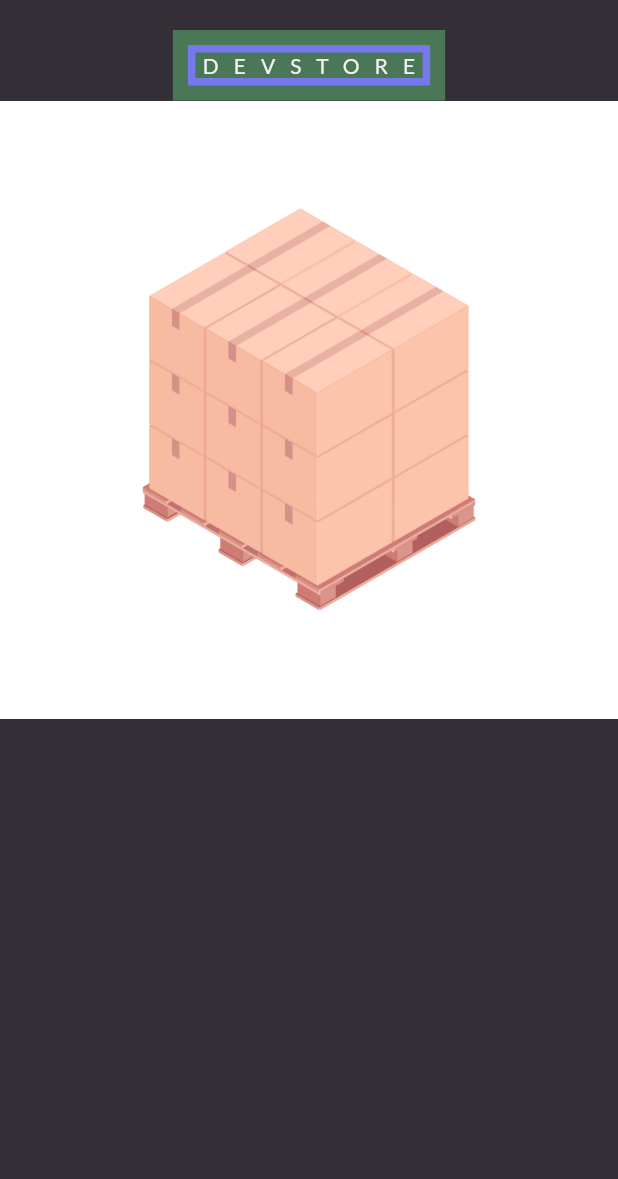
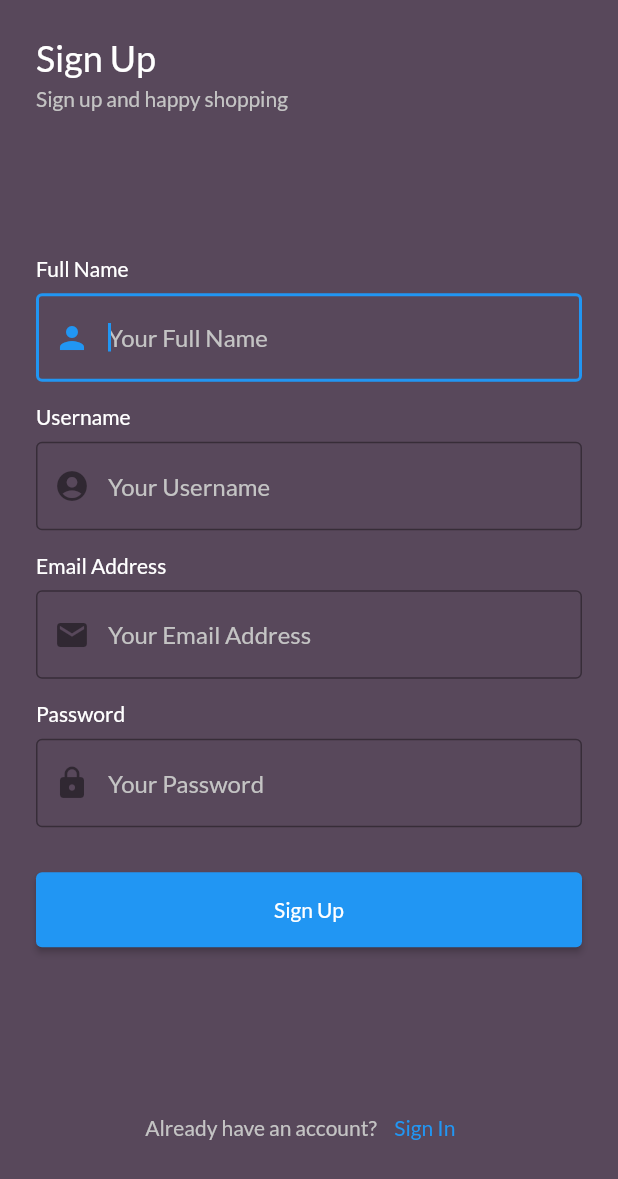
Before and after one commit to ndaday/devstore-frontend, a Flutter app: the screen it shows after launch, on a phone screen of 412 x 824 dp. Shown: the top 1179 px of the screen. Run offline on Flutter 3.47's test engine with Material 2 defaults, Android fonts, the phone set to English and light mode, and no system bars; our stand-ins replace google_fonts.

Commit message:
Add Sign In and Sign Up page

```diff
--- a/lib/main.dart
+++ b/lib/main.dart
@@ -1,5 +1,8 @@
+import 'package:devstore/pages/signin_page.dart';
+import 'package:devstore/pages/signup_page.dart';
 import 'package:devstore/pages/splash_page.dart';
 import 'package:flutter/material.dart';
+import 'package:google_fonts/google_fonts.dart';
 
 void main() {
   runApp(MyApp());
@@ -11,9 +14,13 @@ class MyApp extends StatelessWidget {
   @override
   Widget build(BuildContext context) {
     return MaterialApp(
-      debugShowCheckedModeBanner: false,
-      title: 'DevStore',
-      home: SplashPage(),
-    );
+        debugShowCheckedModeBanner: false,
+        theme: ThemeData(textTheme: GoogleFonts.latoTextTheme()),
+        title: 'DevStore',
+        routes: {
+          '/splash': (context) => SplashPage(),
+          '/sign-in': (context) => SignInPage(),
+          '/': (context) => SignUpPage(),
+        });
   }
 }
--- /dev/null
+++ b/lib/pages/signin_page.dart
@@ -0,0 +1,66 @@
+import 'package:devstore/theme.dart';
+import 'package:devstore/widget/custom_button.dart';
+import 'package:devstore/widget/footer.dart';
+import 'package:devstore/widget/form_input.dart.dart';
+import 'package:devstore/widget/header.dart';
+import 'package:flutter/material.dart';
+
+class SignInPage extends StatelessWidget {
+  const SignInPage({Key? key}) : super(key: key);
+
+  @override
+  Widget build(BuildContext context) {
+    var deviceHeight = MediaQuery.of(context).size.height;
+
+    return Scaffold(
+      backgroundColor: bgColor,
+      resizeToAvoidBottomInset: true,
+      body: SafeArea(
+        child: Container(
+          padding: paddingAll,
+          child: Column(
+            crossAxisAlignment: CrossAxisAlignment.start,
+            children: [
+              HeaderWidget(
+                titleText: 'Sign in',
+                subtitleText: 'Sign In to Continue',
+              ),
+              Spacer(),
+              FormInputWidget(
+                labelText: 'Email Address',
+                hintText: 'Your Email Address',
+                iconField: Icon(Icons.mail),
+                obscureText: false,
+                autoFocus: true,
+              ),
+              SizedBox(height: 20),
+              FormInputWidget(
+                labelText: 'Password',
+                hintText: 'Your Password',
+                iconField: Icon(Icons.lock),
+                obscureText: true,
+                autoFocus: true,
+              ),
+              SizedBox(height: 30),
+              CustomButton(
+                nameButton: 'Sign In',
+                onPressed: () {
+                  final snackBar = SnackBar(content: Text('Sign In'));
+                  ScaffoldMessenger.of(context).showSnackBar(snackBar);
+                },
+              ),
+              Spacer(),
+              FooterWidget(
+                footerText: 'Dont have an account?',
+                buttonText: 'Sign Up',
+                onPressed: () {
+                  Navigator.pop(context);
+                },
+              ),
+            ],
+          ),
+        ),
+      ),
+    );
+  }
+}
--- a/lib/pages/signup_page.dart
+++ b/lib/pages/signup_page.dart
@@ -0,0 +1,85 @@
+import 'package:devstore/theme.dart';
+import 'package:devstore/widget/custom_button.dart';
+import 'package:devstore/widget/footer.dart';
+import 'package:devstore/widget/form_input.dart.dart';
+import 'package:devstore/widget/header.dart';
+import 'package:flutter/material.dart';
+
+class SignUpPage extends StatelessWidget {
+  const SignUpPage({Key? key}) : super(key: key);
+
+  @override
+  Widget build(BuildContext context) {
+    var deviceHeight = MediaQuery.of(context).size.height;
+
+    return Scaffold(
+      backgroundColor: bgColor,
+      resizeToAvoidBottomInset: true,
+      body: SingleChildScrollView(
+        child: SafeArea(
+          child: Container(
+            padding: paddingAll,
+            height: deviceHeight - kToolbarHeight + 32,
+            child: Column(
+              crossAxisAlignment: CrossAxisAlignment.start,
+              children: [
+                HeaderWidget(
+                  titleText: 'Sign Up',
+                  subtitleText: 'Sign up and happy shopping',
+                ),
+                Spacer(),
+                FormInputWidget(
+                  labelText: 'Full Name',
+                  hintText: 'Your Full Name',
+                  iconField: Icon(Icons.person),
+                  obscureText: false,
+                  autoFocus: true,
+                ),
+                SizedBox(height: 15),
+                FormInputWidget(
+                  labelText: 'Username',
+                  hintText: 'Your Username',
+                  iconField: Icon(Icons.account_circle),
+                  obscureText: false,
+                  autoFocus: true,
+                ),
+                SizedBox(height: 15),
+                FormInputWidget(
+                  labelText: 'Email Address',
+                  hintText: 'Your Email Address',
+                  iconField: Icon(Icons.mail),
+                  obscureText: false,
+                  autoFocus: true,
+                ),
+                SizedBox(height: 15),
+                FormInputWidget(
+                  labelText: 'Password',
+                  hintText: 'Your Password',
+                  iconField: Icon(Icons.lock),
+                  obscureText: true,
+                  autoFocus: true,
+                ),
+                SizedBox(height: 30),
+                CustomButton(
+                  nameButton: 'Sign Up',
+                  onPressed: () {
+                    final snackBar = SnackBar(content: Text('Sign In'));
+                    ScaffoldMessenger.of(context).showSnackBar(snackBar);
+                  },
+                ),
+                Spacer(),
+                FooterWidget(
+                  footerText: 'Already have an account?',
+                  buttonText: 'Sign In',
+                  onPressed: () {
+                    Navigator.pushNamed(context, '/sign-in');
+                  },
+                ),
+              ],
+            ),
+          ),
+        ),
+      ),
+    );
+  }
+}
--- a/lib/theme.dart
+++ b/lib/theme.dart
@@ -2,18 +2,32 @@ import 'package:flutter/material.dart';
 import 'package:google_fonts/google_fonts.dart';
 
 Color primaryColor = Color(0xff7678ED);
-Color secondaryColor = Color(0xff4A7856);
-Color bgColor = Color(0xff342E37);
+Color secondaryColor = Color(0xff38abbe);
 Color alertColor = Color(0xffDF2935);
-Color priceColor = Color(0xff028090);
+Color priceColor = Color(0xff2c96f1);
 
-Color primaryTextColor = Color(0xffF1F0F2);
-Color secondaryTextColor = Color(0xff575757);
+Color bgColor = Color(0xff58485b);
 
-TextStyle primaryTextStyle = GoogleFonts.lato(color: primaryTextColor);
-TextStyle secondaryTextStyle = GoogleFonts.lato(color: secondaryTextColor);
+Color primaryTextColor = Color(0xffffffff);
+Color secondaryTextColor = Color(0xffc4c4c4);
+
+TextStyle titleTextStyle = GoogleFonts.lato(color: primaryTextColor);
+TextStyle subTextStyle = GoogleFonts.lato(color: secondaryTextColor);
 TextStyle priceTextStyle = GoogleFonts.lato(color: priceColor);
 TextStyle alertTextStyle = GoogleFonts.lato(color: alertColor);
+
+EdgeInsets marginAll = EdgeInsets.all(30);
+
+EdgeInsets marginTop = EdgeInsets.only(top: 24);
+EdgeInsets marginBottom = EdgeInsets.only(bottom: 30);
+
+EdgeInsets marginHorizontal = EdgeInsets.symmetric(horizontal: 30);
+EdgeInsets marginVertical = EdgeInsets.symmetric(vertical: 30);
+
+EdgeInsets paddingAll = EdgeInsets.all(24);
+
+EdgeInsets paddingHorizon = EdgeInsets.symmetric(horizontal: 24);
+EdgeInsets paddingVertical = EdgeInsets.symmetric(vertical: 24);
 
 FontWeight light = FontWeight.w300;
 FontWeight regular = FontWeight.w400;
--- /dev/null
+++ b/lib/widget/custom_button.dart
@@ -0,0 +1,24 @@
+import 'package:flutter/material.dart';
+
+class CustomButton extends StatelessWidget {
+  final String nameButton;
+  final GestureTapCallback onPressed;
+
+  const CustomButton({
+    Key? key,
+    required this.nameButton,
+    required this.onPressed,
+  }) : super(key: key);
+
+  @override
+  Widget build(BuildContext context) {
+    return SizedBox(
+      width: double.infinity,
+      height: 50,
+      child: ElevatedButton(
+        child: Text(nameButton),
+        onPressed: onPressed,
+      ),
+    );
+  }
+}
--- /dev/null
+++ b/lib/widget/footer.dart
@@ -0,0 +1,31 @@
+import 'package:devstore/theme.dart';
+import 'package:flutter/material.dart';
+
+class FooterWidget extends StatelessWidget {
+  final String footerText;
+  final String buttonText;
+  final GestureTapCallback onPressed;
+
+  const FooterWidget({
+    Key? key,
+    required this.footerText,
+    required this.buttonText,
+    required this.onPressed,
+  }) : super(key: key);
+
+  @override
+  Widget build(BuildContext context) {
+    return Container(
+      child: Row(
+        mainAxisAlignment: MainAxisAlignment.center,
+        children: [
+          Text(footerText, style: subTextStyle),
+          TextButton(
+            onPressed: onPressed,
+            child: Text(buttonText),
+          )
+        ],
+      ),
+    );
+  }
+}
--- /dev/null
+++ b/lib/widget/form_input.dart.dart
@@ -0,0 +1,51 @@
+import 'package:devstore/theme.dart';
+import 'package:flutter/material.dart';
+
+class FormInputWidget extends StatelessWidget {
+  final String labelText;
+  final String hintText;
+  final Widget iconField;
+  final bool obscureText;
+  final bool autoFocus;
+  // final String validatorText;
+
+  const FormInputWidget({
+    Key? key,
+    required this.labelText,
+    required this.hintText,
+    required this.iconField,
+    required this.obscureText,
+    required this.autoFocus,
+  }) : super(key: key);
+
+  @override
+  Widget build(BuildContext context) {
+    return Container(
+      child: Column(
+        crossAxisAlignment: CrossAxisAlignment.start,
+        children: [
+          Text(
+            labelText,
+            style: titleTextStyle.copyWith(
+              fontWeight: medium,
+            ),
+          ),
+          SizedBox(height: 8),
+          TextFormField(
+            // validator: (email) =>
+            //     EmailValidator.validate(email!) ? null : validatorText,
+            style: titleTextStyle,
+            obscureText: obscureText,
+            autofocus: autoFocus,
+            decoration: InputDecoration(
+              border: OutlineInputBorder(),
+              hintText: hintText,
+              hintStyle: subTextStyle,
+              prefixIcon: iconField,
+            ),
+          ),
+        ],
+      ),
+    );
+  }
+}
--- /dev/null
+++ b/lib/widget/header.dart
@@ -0,0 +1,31 @@
+import 'package:devstore/theme.dart';
+import 'package:flutter/material.dart';
+
+// NOTE: Reusable Widget Header
+class HeaderWidget extends StatelessWidget {
+  const HeaderWidget(
+      {Key? key, required this.titleText, required this.subtitleText})
+      : super(key: key);
+
+  final String titleText;
+  final String subtitleText;
+
+  @override
+  Widget build(BuildContext context) {
+    return Container(
+        child: Column(
+      crossAxisAlignment: CrossAxisAlignment.start,
+      children: [
+        Text(
+          titleText,
+          style: titleTextStyle.copyWith(fontSize: 24, fontWeight: medium),
+        ),
+        SizedBox(height: 4),
+        Text(
+          subtitleText,
+          style: subTextStyle,
+        ),
+      ],
+    ));
+  }
+}
--- a/lib/widget/logo.dart
+++ b/lib/widget/logo.dart
@@ -9,14 +9,16 @@ class Logo extends StatelessWidget {
     return Center(
       child: Container(
         color: secondaryColor,
-        margin: EdgeInsets.only(top: 20),
-        padding: EdgeInsets.all(10),
+        padding: EdgeInsets.all(12),
         child: Container(
           decoration:
-              BoxDecoration(border: Border.all(color: primaryColor, width: 5)),
+              BoxDecoration(border: Border.all(color: bgColor, width: 10)),
           child: Text(
             'DEVSTORE',
-            style: primaryTextStyle.copyWith(letterSpacing: 10),
+            style: titleTextStyle.copyWith(
+              letterSpacing: 10,
+              fontSize: 20,
+            ),
           ),
         ),
       ),
--- a/pubspec.yaml
+++ b/pubspec.yaml
@@ -22,9 +22,11 @@ environment:
 
 dependencies:
   cupertino_icons: ^1.0.2
+  email_validator: ^2.0.1
   flutter:
     sdk: flutter
   google_fonts: ^2.1.0
+  http: ^0.13.3
 
 dev_dependencies:
   change_app_package_name: ^1.0.0
```
Also changed, not shown: lib/pages/login_page.dart (deleted, +0 -19 lines), lib/pages/splash_page.dart (+26 -3 lines), assets/box1.jpeg (deleted), assets/box1.png (added), assets/box2.png (added), assets/icon.PNG, pubspec.lock, 20 other files.
